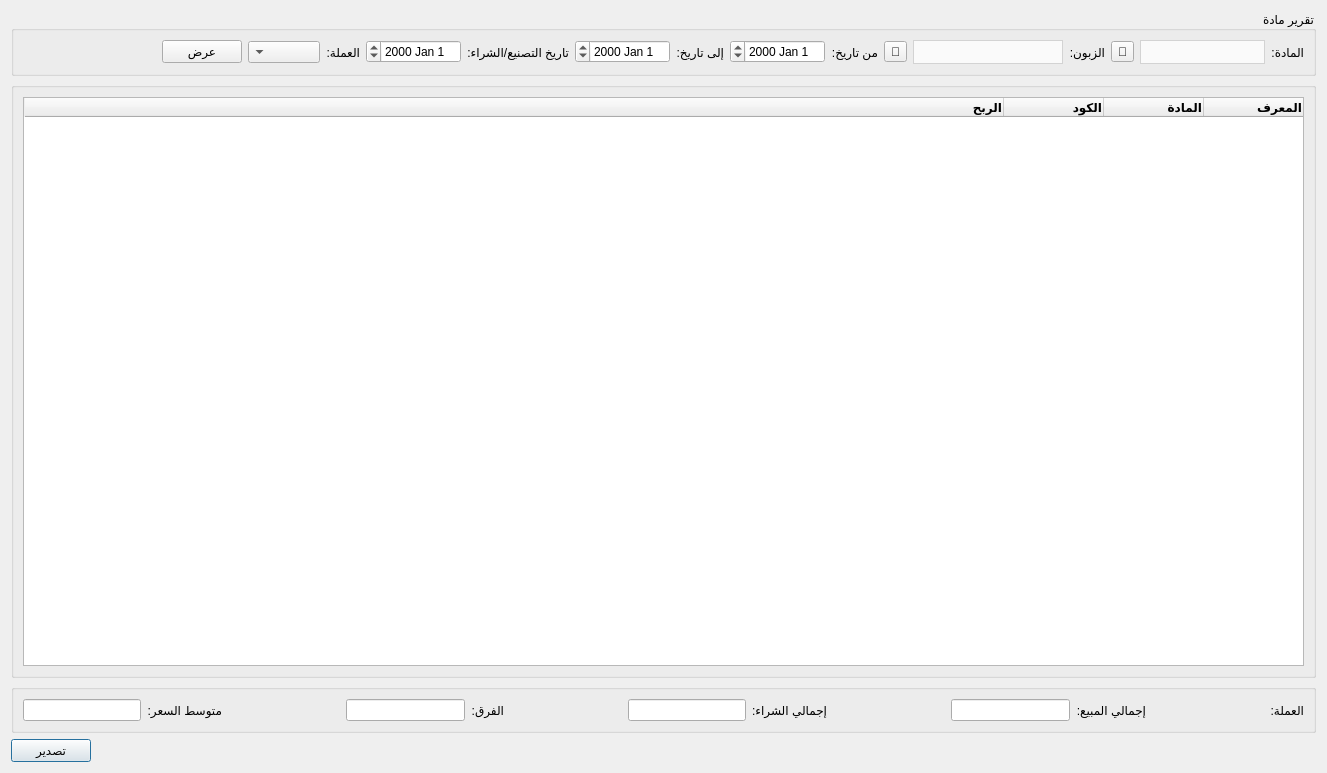
This is Ui_SalesReport.ui in rabee361/E-commerce2 as Qt 5 draws it before an edit. The edited form follows.
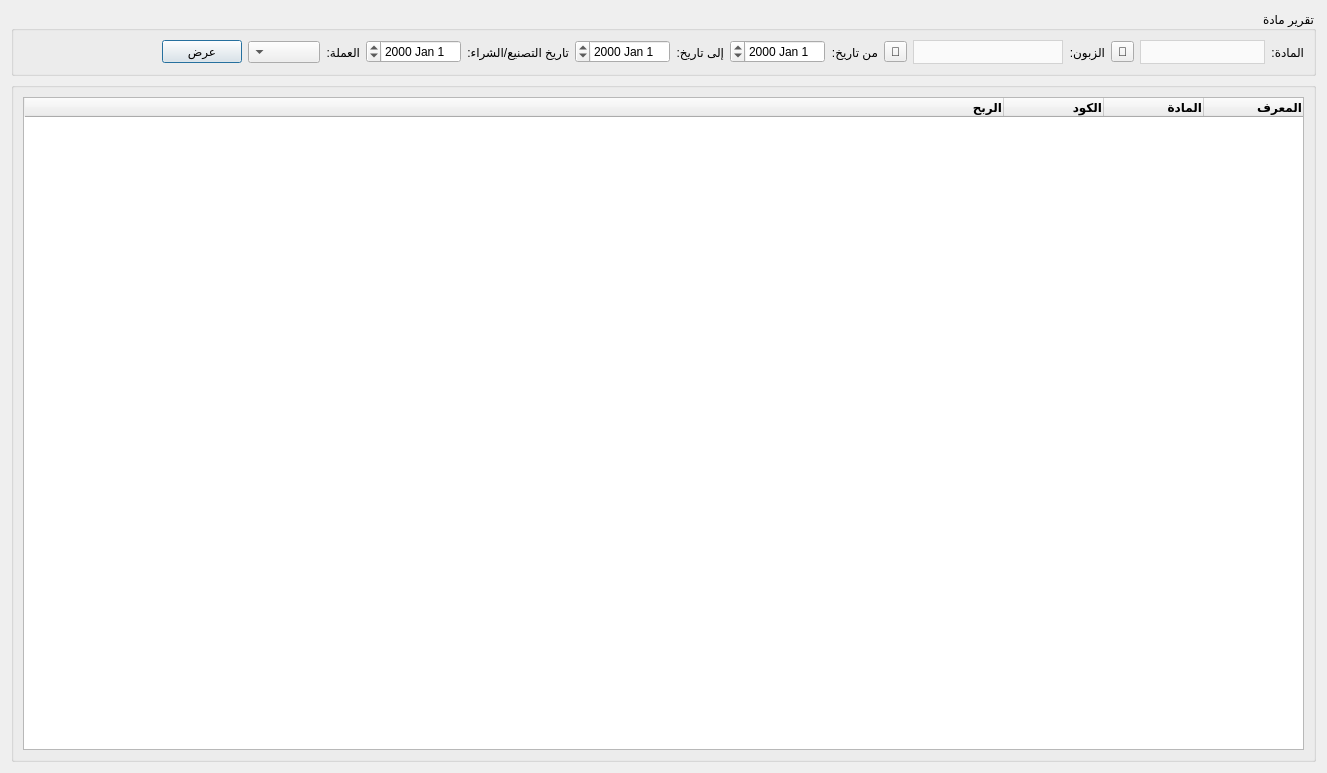
This is the edited form. Icons and pictures are not drawn.

Diff of the .ui file:
```diff
--- a/Ui_SalesReport.ui
+++ b/Ui_SalesReport.ui
@@ -24,26 +24,6 @@
    <bool>true</bool>
   </property>
   <layout class="QGridLayout" name="gridLayout">
-   <item row="5" column="1">
-    <spacer name="horizontalSpacer_5">
-     <property name="orientation">
-      <enum>Qt::Horizontal</enum>
-     </property>
-     <property name="sizeHint" stdset="0">
-      <size>
-       <width>40</width>
-       <height>20</height>
-      </size>
-     </property>
-    </spacer>
-   </item>
-   <item row="5" column="0">
-    <widget class="QPushButton" name="export_btn">
-     <property name="text">
-      <string>تصدير</string>
-     </property>
-    </widget>
-   </item>
    <item row="1" column="0" colspan="2">
     <widget class="QGroupBox" name="groupBox_3">
      <property name="maximumSize">
@@ -125,153 +105,6 @@
      </layout>
     </widget>
    </item>
-   <item row="2" column="0" colspan="2">
-    <widget class="QGroupBox" name="groupBox_2">
-     <property name="maximumSize">
-      <size>
-       <width>16777215</width>
-       <height>16777215</height>
-      </size>
-     </property>
-     <property name="layoutDirection">
-      <enum>Qt::RightToLeft</enum>
-     </property>
-     <property name="title">
-      <string/>
-     </property>
-     <layout class="QGridLayout" name="gridLayout_4">
-      <item row="0" column="1">
-       <spacer name="horizontalSpacer">
-        <property name="orientation">
-         <enum>Qt::Horizontal</enum>
-        </property>
-        <property name="sizeHint" stdset="0">
-         <size>
-          <width>40</width>
-          <height>20</height>
-         </size>
-        </property>
-       </spacer>
-      </item>
-      <item row="0" column="7">
-       <widget class="QLineEdit" name="total_buy_input">
-        <property name="enabled">
-         <bool>true</bool>
-        </property>
-        <property name="alignment">
-         <set>Qt::AlignCenter</set>
-        </property>
-        <property name="readOnly">
-         <bool>true</bool>
-        </property>
-       </widget>
-      </item>
-      <item row="0" column="14">
-       <widget class="QLabel" name="label_6">
-        <property name="text">
-         <string>متوسط السعر:</string>
-        </property>
-       </widget>
-      </item>
-      <item row="0" column="6">
-       <widget class="QLabel" name="label_5">
-        <property name="text">
-         <string>إجمالي الشراء:</string>
-        </property>
-       </widget>
-      </item>
-      <item row="0" column="5">
-       <spacer name="horizontalSpacer_2">
-        <property name="orientation">
-         <enum>Qt::Horizontal</enum>
-        </property>
-        <property name="sizeHint" stdset="0">
-         <size>
-          <width>40</width>
-          <height>20</height>
-         </size>
-        </property>
-       </spacer>
-      </item>
-      <item row="0" column="4">
-       <widget class="QLineEdit" name="total_sell_input">
-        <property name="enabled">
-         <bool>true</bool>
-        </property>
-        <property name="alignment">
-         <set>Qt::AlignCenter</set>
-        </property>
-        <property name="readOnly">
-         <bool>true</bool>
-        </property>
-       </widget>
-      </item>
-      <item row="0" column="8">
-       <spacer name="horizontalSpacer_3">
-        <property name="orientation">
-         <enum>Qt::Horizontal</enum>
-        </property>
-        <property name="sizeHint" stdset="0">
-         <size>
-          <width>40</width>
-          <height>20</height>
-         </size>
-        </property>
-       </spacer>
-      </item>
-      <item row="0" column="11">
-       <widget class="QLineEdit" name="difference_input">
-        <property name="enabled">
-         <bool>true</bool>
-        </property>
-        <property name="alignment">
-         <set>Qt::AlignCenter</set>
-        </property>
-        <property name="readOnly">
-         <bool>true</bool>
-        </property>
-       </widget>
-      </item>
-      <item row="0" column="15">
-       <widget class="QLineEdit" name="avg_price"/>
-      </item>
-      <item row="0" column="0">
-       <widget class="QLabel" name="label_8">
-        <property name="text">
-         <string>العملة:</string>
-        </property>
-       </widget>
-      </item>
-      <item row="0" column="13">
-       <spacer name="horizontalSpacer_4">
-        <property name="orientation">
-         <enum>Qt::Horizontal</enum>
-        </property>
-        <property name="sizeHint" stdset="0">
-         <size>
-          <width>40</width>
-          <height>20</height>
-         </size>
-        </property>
-       </spacer>
-      </item>
-      <item row="0" column="2">
-       <widget class="QLabel" name="label_4">
-        <property name="text">
-         <string>إجمالي المبيع:</string>
-        </property>
-       </widget>
-      </item>
-      <item row="0" column="10">
-       <widget class="QLabel" name="label_7">
-        <property name="text">
-         <string>الفرق:</string>
-        </property>
-       </widget>
-      </item>
-     </layout>
-    </widget>
-   </item>
    <item row="0" column="0" colspan="2">
     <widget class="QGroupBox" name="groupBox">
      <property name="maximumSize">
```
